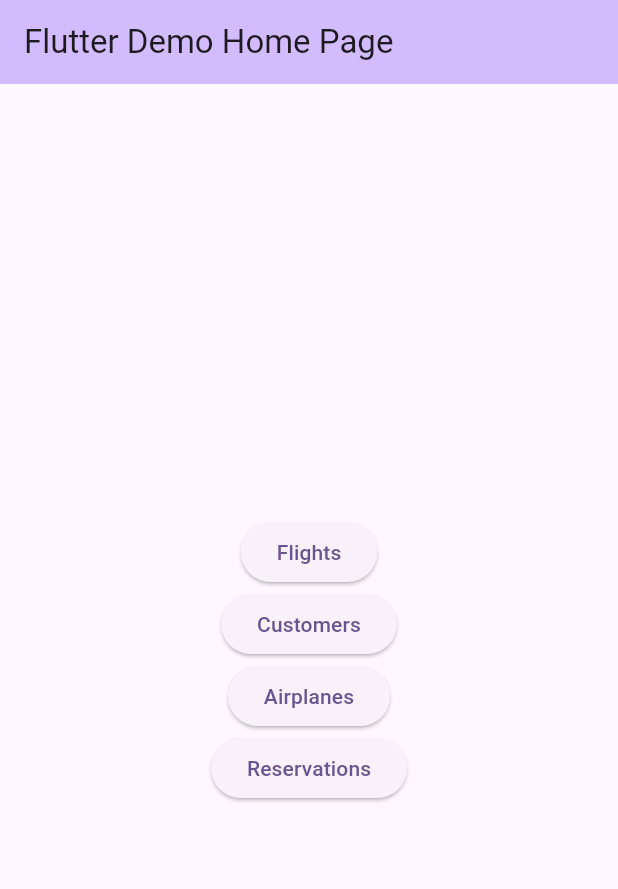
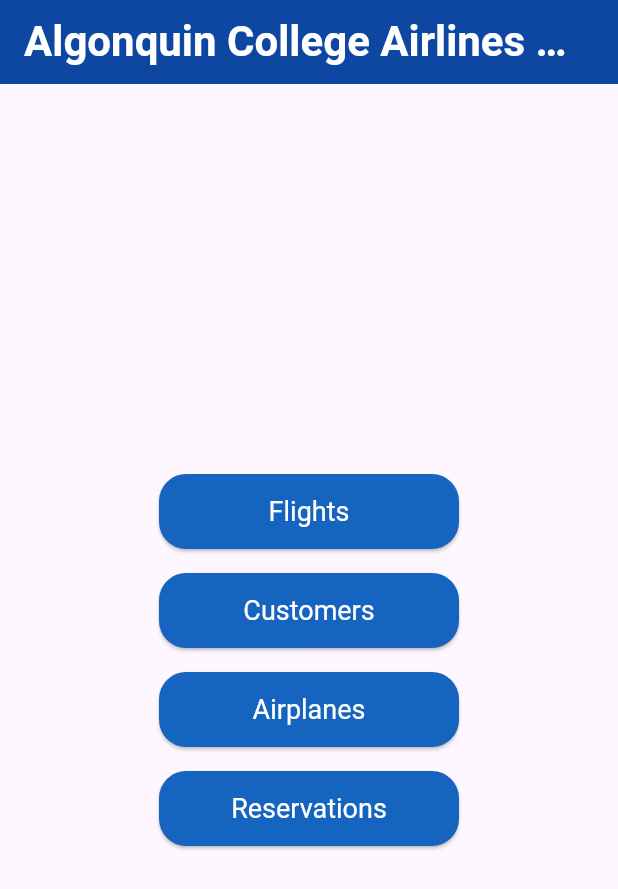
Before and after one commit to andreavisani/flight_manager, a Flutter app: the screen it shows after launch, on a phone screen of 412 x 824 dp. Shown: the top 889 px of the screen. Run offline on Flutter 3.47's test engine with Material 3 defaults, Android fonts, the phone set to English and light mode, and no system bars; our stand-ins replace floor, shared_preferences, sqflite; missing offline and left inert: encrypted_shared_preferences; accounts and stored records are empty; generated files the repository leaves out were written again.

Commit message:
refactored translations for airplanes, modified style for main page.

```diff
--- a/assets/translations/en.json
+++ b/assets/translations/en.json
@@ -15,7 +15,6 @@
   "error_fetching_customer_list": "Error fetching customer list",
   "error_refreshing_customer_list": "Error refreshing customer list",
   "instructions": "Instructions",
-  "select_customer_to_view_details": "Select a customer to view details",
   "close": "Close",
   "go_back": "Go Back",
   "first_name": "First Name",
@@ -45,8 +44,6 @@
   "destination_city": "Destination City:",
   "departure_time": "Departure Time:",
   "arrival_time": "Arrival Time:",
-  "close": "Close",
-  "instructions": "Instructions",
   "flights_list_instruction1": "Click a flight to display details.",
   "flights_list_instruction2": "Click a flight for 2 seconds to remove it.",
   "flights_list_instruction3": "Use 'Go Back' button to return to the main page.",
@@ -56,14 +53,33 @@
   "add_flight_instruction2": "Make sure to fill all the fields.",
   "add_flight_instruction3": "Use 'Go Back' button to abort and return to the previous page.",
   "add_flight_instruction4": "Use 'ADD FLIGHT' button to add a new flight and return to the previous page.",
-  "yes": "Yes",
   "delete_flight_conf": "Are you sure you want to delete this fligth?",
-  "delete": "Delete",
   "select_details": "Select a flight to see details",
   "remove_flight": "Remove flight",
   "remove_flight_conf": "Are you sure you want to remove this flight?",
   "edit": "Edit",
   "edit_flight": "Edit flight",
   "save": "Save",
-  "cancel": "Cancel"
+  "cancel": "Cancel",
+  "airplane_list": "Airplane List",
+  "name": "Name",
+  "passengers": "Passengers",
+  "max_speed": "Max Speed",
+  "range": "Range",
+  "db_not_initialized": "Database is not initialized yet.",
+  "airplane_added": "Airplane added successfully.",
+  "airplane_updated": "Airplane updated successfully.",
+  "error": "Error",
+  "confirm_deletion": "Confirm Deletion",
+  "delete_confirmation": "Are you sure you want to delete this airplane?",
+  "airplane_deleted": "Airplane deleted successfully.",
+  "instructions_content": "1. Use the form to add or update airplane details.\n2. Use the list to view, edit, or delete airplanes.\n3. The details of the selected airplane will be displayed on the right (on larger screens).",
+  "enter_name": "Please enter the airplane name",
+  "enter_passengers": "Please enter the number of passengers",
+  "enter_max_speed": "Please enter the maximum speed",
+  "enter_range": "Please enter the range",
+  "error_loading_data": "Error loading data",
+  "no_airplanes": "No airplanes available",
+  "english": "English",
+  "french": "French"
 }
--- a/lib/main.dart
+++ b/lib/main.dart
@@ -10,8 +10,6 @@
 import 'ReservationPage.dart';
 import 'customerlist.dart';
 import 'package:flight_manager/Airplane/AirplaneList.dart';
-
-
 
 void main() {
   runApp(const MyApp());
@@ -29,22 +27,20 @@
   _MyAppState createState() {
     return _MyAppState();
   }
-
 }
 
-class _MyAppState extends State<MyApp>{
+class _MyAppState extends State<MyApp> {
   var locale = Locale("en", "CA");
 
   void changeLanguage(Locale newLanguage) {
-    setState(() { locale = newLanguage; });
+    setState(() {
+      locale = newLanguage;
+    });
   }
 
-  // This widget is the root of your application.
   @override
   Widget build(BuildContext context) {
     return MaterialApp(
-
-      //TRANSLATION
       supportedLocales: [
         Locale("en", "CA"),
         Locale("it", "IT"),
@@ -57,12 +53,8 @@
         GlobalMaterialLocalizations.delegate,
         GlobalWidgetsLocalizations.delegate
       ],
-      //DEFAULT LANGUAGE OF THE APP (en, CA)
       locale: locale,
 
-
-
-      //LIST OF ALL PAGES
       routes: {
         '/homePage': (context) => MyHomePage(title: 'Flight manager home page'),
         '/airplane': (context) => AirplaneListPage(),
@@ -78,13 +70,9 @@
         }),
         '/reservations': (context) => ReservationPage(),
       },
-      title: 'Flutter Demo',
+      title: 'Algonquin College Airlines',
       debugShowCheckedModeBanner: false,
-      theme: ThemeData(
-        colorScheme: ColorScheme.fromSeed(seedColor: Colors.deepPurple),
-        useMaterial3: true,
-      ),
-      home: const MyHomePage(title: 'Flutter Demo Home Page'),
+      home: const MyHomePage(title: 'Algonquin College Airlines Home Page'),
     );
   }
 }
@@ -103,41 +91,110 @@
   Widget build(BuildContext context) {
     return Scaffold(
       appBar: AppBar(
-
-        backgroundColor: Theme.of(context).colorScheme.inversePrimary,
-
-        title: Text(widget.title),
+        automaticallyImplyLeading: false, // NO BACK ARROW
+        backgroundColor: Colors.blue[900],
+        title: Text(
+          widget.title,
+          style: TextStyle(
+            fontSize: 28.0,
+            fontWeight: FontWeight.bold,
+            color: Colors.white,
+          ),
+        ),
+        centerTitle: true,
       ),
       body: Center(
-
         child: Column(
           mainAxisAlignment: MainAxisAlignment.center,
           children: <Widget>[
-            ElevatedButton(
+
+            SizedBox(
+              width: 200.0,
+              height: 50.0,
+              child: ElevatedButton(
                 onPressed: () {
                   Navigator.pushNamed(context, '/flights');
                 },
                 child: Text("Flights"),
+                style: ElevatedButton.styleFrom(
+                  textStyle: TextStyle(fontSize: 18.0),
+                  padding: EdgeInsets.symmetric(horizontal: 24.0, vertical: 12.0),
+                  backgroundColor: Colors.blue[800],
+                  foregroundColor: Colors.white, // Explicitly set the text color to white
+                  shape: RoundedRectangleBorder(
+                    borderRadius: BorderRadius.circular(18.0),
                   ),
-            ElevatedButton(
+                ),
+              ),
+            ),
+
+            SizedBox(height: 16.0), //ADD SPACING
+
+            // CUSTOMERS BUTTONS
+            SizedBox(
+              width: 200.0,
+              height: 50.0,
+              child: ElevatedButton(
                 onPressed: () {
                   Navigator.pushNamed(context, '/customer');
                 },
                 child: Text("Customers"),
+                style: ElevatedButton.styleFrom(
+                  textStyle: TextStyle(fontSize: 18.0),
+                  padding: EdgeInsets.symmetric(horizontal: 24.0, vertical: 12.0),
+                  backgroundColor: Colors.blue[800],
+                  foregroundColor: Colors.white,
+                  shape: RoundedRectangleBorder(
+                    borderRadius: BorderRadius.circular(18.0),
                   ),
-            ElevatedButton(
+                ),
+              ),
+            ),
+
+            SizedBox(height: 16.0),
+
+            // AIRPLANE BUTTON
+            SizedBox(
+              width: 200.0,
+              height: 50.0,
+              child: ElevatedButton(
                 onPressed: () {
                   Navigator.pushNamed(context, '/airplane');
                 },
                 child: Text("Airplanes"),
+                style: ElevatedButton.styleFrom(
+                  textStyle: TextStyle(fontSize: 18.0),
+                  padding: EdgeInsets.symmetric(horizontal: 24.0, vertical: 12.0),
+                  backgroundColor: Colors.blue[800],
+                  foregroundColor: Colors.white,
+                  shape: RoundedRectangleBorder(
+                    borderRadius: BorderRadius.circular(18.0),
                   ),
-            ElevatedButton(
+                ),
+              ),
+            ),
+            SizedBox(height: 16.0), // Spacing between buttons
+
+            // RESERVATIONS BUTTON
+            SizedBox(
+              width: 200.0,
+              height: 50.0,
+              child: ElevatedButton(
                 onPressed: () {
                   Navigator.pushNamed(context, '/reservations');
                 },
                 child: Text("Reservations"),
+                style: ElevatedButton.styleFrom(
+                  textStyle: TextStyle(fontSize: 18.0),
+                  padding: EdgeInsets.symmetric(horizontal: 24.0, vertical: 12.0),
+                  backgroundColor: Colors.blue[800],
+                  foregroundColor: Colors.white,
+                  shape: RoundedRectangleBorder(
+                    borderRadius: BorderRadius.circular(18.0),
                   ),
-
+                ),
+              ),
+            ),
           ],
         ),
       ),
--- a/pubspec.yaml
+++ b/pubspec.yaml
@@ -77,7 +77,8 @@
 
     - assets/translations/it.json
     - assets/translations/en_CA.json
-    - assets/translations/fr_FR.json
+    - assets/translations/fr.json
+    - assets/translations/fr.json
 #
 #    #   - images/a_dot_burr.jpeg
 #
```
Also changed, not shown: assets/translations/fr.json (renamed from assets/translations/fr_FR.json), pubspec.lock. Lines whose indentation alone changed are shown as unchanged.
